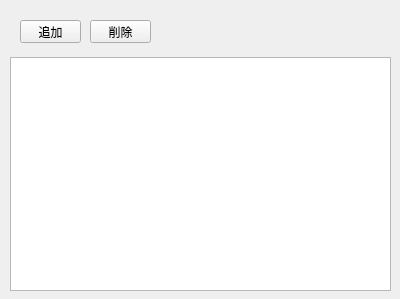
chocoball/StageEditor, file ui/form_maptab.ui: the form before one commit.
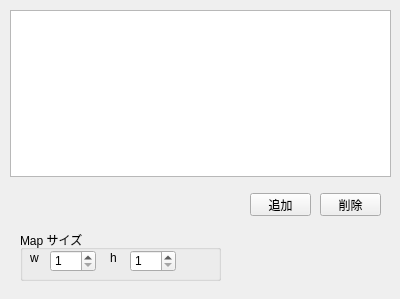
The form after the commit.

Diff of the .ui file:
```diff
--- a/ui/form_maptab.ui
+++ b/ui/form_maptab.ui
@@ -29,6 +29,16 @@
     </rect>
    </property>
    <layout class="QVBoxLayout" name="verticalLayout">
+    <item>
+     <widget class="QListView" name="listView">
+      <property name="sizePolicy">
+       <sizepolicy hsizetype="Expanding" vsizetype="Ignored">
+        <horstretch>0</horstretch>
+        <verstretch>0</verstretch>
+       </sizepolicy>
+      </property>
+     </widget>
+    </item>
     <item>
      <widget class="QWidget" name="widget" native="true">
       <property name="sizePolicy">
@@ -46,7 +56,7 @@
       <widget class="QPushButton" name="pushButton_add">
        <property name="geometry">
         <rect>
-         <x>10</x>
+         <x>240</x>
          <y>10</y>
          <width>61</width>
          <height>23</height>
@@ -59,7 +69,7 @@
       <widget class="QPushButton" name="pushButton_del">
        <property name="geometry">
         <rect>
-         <x>80</x>
+         <x>310</x>
          <y>10</y>
          <width>61</width>
          <height>23</height>
@@ -72,13 +82,90 @@
      </widget>
     </item>
     <item>
-     <widget class="QListView" name="listView">
+     <widget class="QWidget" name="widget_2" native="true">
       <property name="sizePolicy">
-       <sizepolicy hsizetype="Expanding" vsizetype="Ignored">
+       <sizepolicy hsizetype="Preferred" vsizetype="Fixed">
         <horstretch>0</horstretch>
         <verstretch>0</verstretch>
        </sizepolicy>
       </property>
+      <property name="minimumSize">
+       <size>
+        <width>0</width>
+        <height>61</height>
+       </size>
+      </property>
+      <widget class="QGroupBox" name="groupBox">
+       <property name="geometry">
+        <rect>
+         <x>10</x>
+         <y>0</y>
+         <width>201</width>
+         <height>51</height>
+        </rect>
+       </property>
+       <property name="title">
+        <string>Map サイズ</string>
+       </property>
+       <widget class="QSpinBox" name="spinBox_mapw">
+        <property name="geometry">
+         <rect>
+          <x>30</x>
+          <y>20</y>
+          <width>46</width>
+          <height>22</height>
+         </rect>
+        </property>
+        <property name="minimum">
+         <number>1</number>
+        </property>
+        <property name="maximum">
+         <number>2048</number>
+        </property>
+       </widget>
+       <widget class="QLabel" name="label">
+        <property name="geometry">
+         <rect>
+          <x>10</x>
+          <y>20</y>
+          <width>21</width>
+          <height>16</height>
+         </rect>
+        </property>
+        <property name="text">
+         <string>w</string>
+        </property>
+       </widget>
+       <widget class="QSpinBox" name="spinBox_maph">
+        <property name="geometry">
+         <rect>
+          <x>110</x>
+          <y>20</y>
+          <width>46</width>
+          <height>22</height>
+         </rect>
+        </property>
+        <property name="minimum">
+         <number>1</number>
+        </property>
+        <property name="maximum">
+         <number>2048</number>
+        </property>
+       </widget>
+       <widget class="QLabel" name="label_2">
+        <property name="geometry">
+         <rect>
+          <x>90</x>
+          <y>20</y>
+          <width>21</width>
+          <height>16</height>
+         </rect>
+        </property>
+        <property name="text">
+         <string>h</string>
+        </property>
+       </widget>
+      </widget>
      </widget>
     </item>
    </layout>
```
